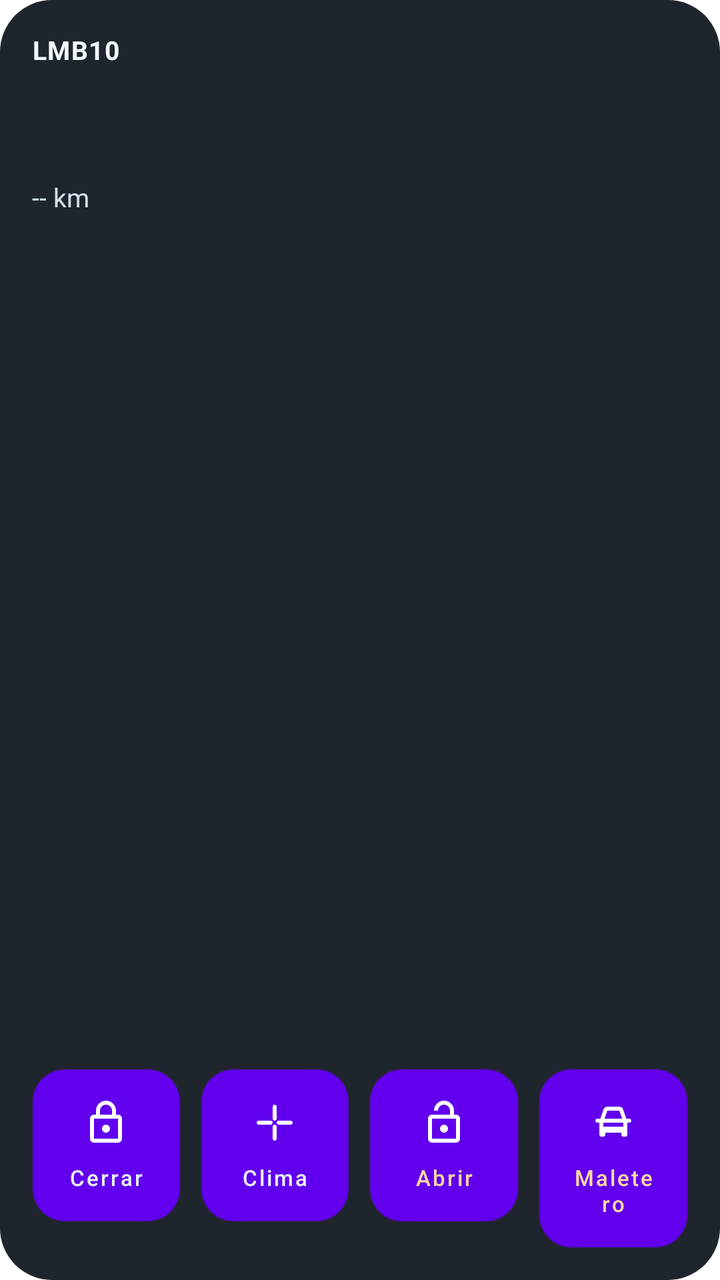
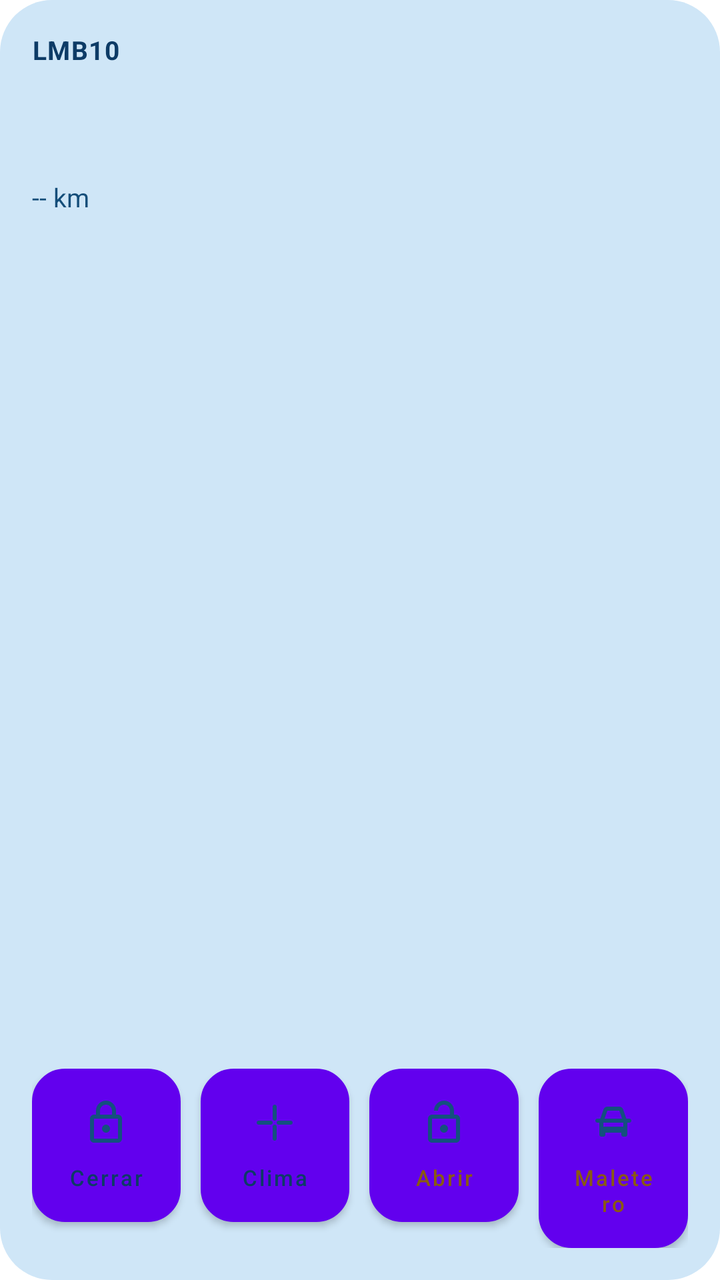

Screens rendered from an Android XML layout before and after an edit, with the pre-edit source and the edit as a unified diff.
<!-- AndroidManifest.xml: fallback theme Theme.MaterialComponents.DayNight.NoActionBar -->
<!-- res/layout/quick_widget.xml -->
<?xml version="1.0" encoding="utf-8"?>
<LinearLayout xmlns:android="http://schemas.android.com/apk/res/android"
    android:id="@+id/qw_root"
    android:layout_width="match_parent"
    android:layout_height="match_parent"
    android:orientation="vertical"
    android:background="@drawable/qw_bg"
    android:padding="16dp">

    <LinearLayout
        android:layout_width="match_parent"
        android:layout_height="wrap_content"
        android:orientation="horizontal"
        android:baselineAligned="false">
        <TextView
            android:id="@+id/qw_title"
            android:layout_width="0dp"
            android:layout_height="wrap_content"
            android:layout_weight="1"
            android:maxLines="1"
            android:ellipsize="end"
            android:text="LMB10"
            android:textColor="#F2F7FB"
            android:textStyle="bold"
            android:letterSpacing="0.04"
            android:textSize="13sp" />
        <TextView
            android:id="@+id/qw_fresh"
            android:layout_width="wrap_content"
            android:layout_height="wrap_content"
            android:maxLines="1"
            android:text=""
            android:textColor="#8FA8BC"
            android:textSize="11sp" />
    </LinearLayout>

    <ImageView
        android:id="@+id/qw_bar_img"
        android:layout_width="match_parent"
        android:layout_height="38dp"
        android:layout_marginTop="10dp"
        android:scaleType="fitXY"
        android:contentDescription="Bateria" />

    <TextView
        android:id="@+id/qw_bar_txt"
        android:layout_width="match_parent"
        android:layout_height="wrap_content"
        android:layout_marginTop="10dp"
        android:fontFamily="monospace"
        android:textSize="15sp"
        android:textColor="#F2F7FB"
        android:visibility="gone"
        android:text="" />

    <TextView
        android:id="@+id/qw_info"
        android:layout_width="match_parent"
        android:layout_height="wrap_content"
        android:layout_marginTop="8dp"
        android:maxLines="1"
        android:ellipsize="end"
        android:textColor="#D2E0EC"
        android:textSize="13sp"
        android:text="-- km" />

    <TextView
        android:id="@+id/qw_info2"
        android:layout_width="match_parent"
        android:layout_height="wrap_content"
        android:layout_marginTop="2dp"
        android:maxLines="1"
        android:ellipsize="end"
        android:textColor="#8FA8BC"
        android:textSize="12sp"
        android:text="" />

    <LinearLayout
        android:layout_width="match_parent"
        android:layout_height="0dp"
        android:layout_weight="1"
        android:orientation="vertical" />

    <LinearLayout
        android:id="@+id/qw_buttons"
        android:layout_width="match_parent"
        android:layout_height="wrap_content"
        android:orientation="horizontal"
        android:layout_marginTop="10dp"
        android:baselineAligned="false">
        <Button
            android:id="@+id/qw_lock"
            android:layout_width="0dp"
            android:layout_height="wrap_content"
            android:layout_weight="1"
            android:layout_marginEnd="5dp"
            android:minHeight="0dp"
            android:minWidth="0dp"
            android:paddingTop="9dp"
            android:paddingBottom="9dp"
            android:textSize="11sp"
            android:textAllCaps="false"
            android:textColor="#E8F1F8"
            android:background="@drawable/qw_btn"
            android:drawableTop="@drawable/qw_ic_lock"
            android:drawablePadding="3dp"
            android:text="Cerrar" />
        <Button
            android:id="@+id/qw_clima"
            android:layout_width="0dp"
            android:layout_height="wrap_content"
            android:layout_weight="1"
            android:layout_marginHorizontal="5dp"
            android:minHeight="0dp"
            android:minWidth="0dp"
            android:paddingTop="9dp"
            android:paddingBottom="9dp"
            android:textSize="11sp"
            android:textAllCaps="false"
            android:textColor="#E8F1F8"
            android:background="@drawable/qw_btn"
            android:drawableTop="@drawable/qw_ic_clima"
            android:drawablePadding="3dp"
            android:text="Clima" />
        <Button
            android:id="@+id/qw_unlock"
            android:layout_width="0dp"
            android:layout_height="wrap_content"
            android:layout_weight="1"
            android:layout_marginHorizontal="5dp"
            android:minHeight="0dp"
            android:minWidth="0dp"
            android:paddingTop="9dp"
            android:paddingBottom="9dp"
            android:textSize="11sp"
            android:textAllCaps="false"
            android:textColor="#FFD9A0"
            android:background="@drawable/qw_btn_warn"
            android:drawableTop="@drawable/qw_ic_unlock"
            android:drawablePadding="3dp"
            android:text="Abrir" />
        <Button
            android:id="@+id/qw_trunk"
            android:layout_width="0dp"
            android:layout_height="wrap_content"
            android:layout_weight="1"
            android:layout_marginStart="5dp"
            android:minHeight="0dp"
            android:minWidth="0dp"
            android:paddingTop="9dp"
            android:paddingBottom="9dp"
            android:textSize="11sp"
            android:textAllCaps="false"
            android:textColor="#FFD9A0"
            android:background="@drawable/qw_btn_warn"
            android:drawableTop="@drawable/qw_ic_trunk"
            android:drawablePadding="3dp"
            android:text="Maletero" />
    </LinearLayout>
</LinearLayout>
<!-- resources referenced by this layout -->
<resources>
  <!-- drawable qw_bg (drawable) -->
  <?xml version="1.0" encoding="utf-8"?>
  <shape xmlns:android="http://schemas.android.com/apk/res/android" android:shape="rectangle">
      <solid android:color="#F0121820" />
      <corners android:radius="26dp" />
  </shape>
  <!-- drawable qw_btn (drawable) -->
  <?xml version="1.0" encoding="utf-8"?>
  <shape xmlns:android="http://schemas.android.com/apk/res/android" android:shape="rectangle">
      <solid android:color="#22344A" />
      <corners android:radius="16dp" />
      <stroke android:width="1dp" android:color="#33FFFFFF" />
  </shape>
  <!-- drawable qw_btn_warn (drawable) -->
  <?xml version="1.0" encoding="utf-8"?>
  <shape xmlns:android="http://schemas.android.com/apk/res/android" android:shape="rectangle">
      <solid android:color="#3D2B16" />
      <corners android:radius="16dp" />
      <stroke android:width="1dp" android:color="#55E9A23B" />
  </shape>
  <!-- drawable qw_ic_clima (drawable) -->
  <vector xmlns:android="http://schemas.android.com/apk/res/android"
      android:width="24dp" android:height="24dp" android:viewportWidth="24" android:viewportHeight="24">
      <path android:fillColor="#FFFFFF" android:pathData="M12,11c0.55,0 1,-0.45 1,-1V4c0,-0.55 -0.45,-1 -1,-1s-1,0.45 -1,1v6c0,0.55 0.45,1 1,1zM12,13c-0.55,0 -1,0.45 -1,1v6c0,0.55 0.45,1 1,1s1,-0.45 1,-1v-6c0,-0.55 -0.45,-1 -1,-1zM11,12c0,-0.55 -0.45,-1 -1,-1H4c-0.55,0 -1,0.45 -1,1s0.45,1 1,1h6c0.55,0 1,-0.45 1,-1zM20,11h-6c-0.55,0 -1,0.45 -1,1s0.45,1 1,1h6c0.55,0 1,-0.45 1,-1s-0.45,-1 -1,-1z"/>
  </vector>
  <!-- drawable qw_ic_lock (drawable) -->
  <vector xmlns:android="http://schemas.android.com/apk/res/android"
      android:width="24dp" android:height="24dp" android:viewportWidth="24" android:viewportHeight="24">
      <path android:fillColor="#FFFFFF" android:pathData="M18,8h-1V6c0,-2.76 -2.24,-5 -5,-5S7,3.24 7,6v2H6c-1.1,0 -2,0.9 -2,2v10c0,1.1 0.9,2 2,2h12c1.1,0 2,-0.9 2,-2V10c0,-1.1 -0.9,-2 -2,-2zM9,6c0,-1.66 1.34,-3 3,-3s3,1.34 3,3v2H9V6zM18,20H6V10h12v10zM12,17c1.1,0 2,-0.9 2,-2s-0.9,-2 -2,-2 -2,0.9 -2,2 0.9,2 2,2z"/>
  </vector>
  <!-- drawable qw_ic_trunk (drawable) -->
  <vector xmlns:android="http://schemas.android.com/apk/res/android"
      android:width="24dp" android:height="24dp" android:viewportWidth="24" android:viewportHeight="24">
      <path android:fillColor="#FFFFFF" android:pathData="M20,10h-1.5l-1.6,-4.6C16.7,4.6 15.9,4 15,4H9c-0.9,0 -1.7,0.6 -1.9,1.4L5.5,10H4c-0.55,0 -1,0.45 -1,1s0.45,1 1,1h1v6c0,0.55 0.45,1 1,1h1c0.55,0 1,-0.45 1,-1v-1h8v1c0,0.55 0.45,1 1,1h1c0.55,0 1,-0.45 1,-1v-6h1c0.55,0 1,-0.45 1,-1s-0.45,-1 -1,-1zM9,6h6l1.4,4H7.6L9,6zM17,14H7v-2h10v2z"/>
  </vector>
  <!-- drawable qw_ic_unlock (drawable) -->
  <vector xmlns:android="http://schemas.android.com/apk/res/android"
      android:width="24dp" android:height="24dp" android:viewportWidth="24" android:viewportHeight="24">
      <path android:fillColor="#FFFFFF" android:pathData="M12,17c1.1,0 2,-0.9 2,-2s-0.9,-2 -2,-2 -2,0.9 -2,2 0.9,2 2,2zM18,8h-1V6c0,-2.76 -2.24,-5 -5,-5S7,3.24 7,6h2c0,-1.66 1.34,-3 3,-3s3,1.34 3,3v2H6c-1.1,0 -2,0.9 -2,2v10c0,1.1 0.9,2 2,2h12c1.1,0 2,-0.9 2,-2V10c0,-1.1 -0.9,-2 -2,-2zM18,20H6V10h12v10z"/>
  </vector>
</resources>

<!-- the commit's change to res/layout/quick_widget.xml (unified diff, before → after) -->
@@ -20,7 +20,7 @@
             android:maxLines="1"
             android:ellipsize="end"
             android:text="LMB10"
-            android:textColor="#F2F7FB"
+            android:textColor="#0D3B66"
             android:textStyle="bold"
             android:letterSpacing="0.04"
             android:textSize="13sp" />
@@ -30,7 +30,7 @@
             android:layout_height="wrap_content"
             android:maxLines="1"
             android:text=""
-            android:textColor="#8FA8BC"
+            android:textColor="#5B87AC"
             android:textSize="11sp" />
     </LinearLayout>
 
@@ -49,7 +49,7 @@
         android:layout_marginTop="10dp"
         android:fontFamily="monospace"
         android:textSize="15sp"
-        android:textColor="#F2F7FB"
+        android:textColor="#0D3B66"
         android:visibility="gone"
         android:text="" />
 
@@ -60,7 +60,7 @@
         android:layout_marginTop="8dp"
         android:maxLines="1"
         android:ellipsize="end"
-        android:textColor="#D2E0EC"
+        android:textColor="#144E7A"
         android:textSize="13sp"
         android:text="-- km" />
 
@@ -71,8 +71,33 @@
         android:layout_marginTop="2dp"
         android:maxLines="1"
         android:ellipsize="end"
-        android:textColor="#8FA8BC"
+        android:textColor="#5B87AC"
         android:textSize="12sp"
+        android:text="" />
+
+    <TextView
+        android:id="@+id/qw_info3"
+        android:layout_width="match_parent"
+        android:layout_height="wrap_content"
+        android:layout_marginTop="2dp"
+        android:maxLines="1"
+        android:ellipsize="end"
+        android:textColor="#5B87AC"
+        android:textSize="12sp"
+        android:visibility="gone"
+        android:text="" />
+
+    <TextView
+        android:id="@+id/qw_alert"
+        android:layout_width="match_parent"
+        android:layout_height="wrap_content"
+        android:layout_marginTop="4dp"
+        android:maxLines="1"
+        android:ellipsize="end"
+        android:textColor="#B3341F"
+        android:textStyle="bold"
+        android:textSize="12sp"
+        android:visibility="gone"
         android:text="" />
 
     <LinearLayout
@@ -100,7 +125,7 @@
             android:paddingBottom="9dp"
             android:textSize="11sp"
             android:textAllCaps="false"
-            android:textColor="#E8F1F8"
+            android:textColor="#0D3B66"
             android:background="@drawable/qw_btn"
             android:drawableTop="@drawable/qw_ic_lock"
             android:drawablePadding="3dp"
@@ -117,7 +142,7 @@
             android:paddingBottom="9dp"
             android:textSize="11sp"
             android:textAllCaps="false"
-            android:textColor="#E8F1F8"
+            android:textColor="#0D3B66"
             android:background="@drawable/qw_btn"
             android:drawableTop="@drawable/qw_ic_clima"
             android:drawablePadding="3dp"
@@ -134,7 +159,7 @@
             android:paddingBottom="9dp"
             android:textSize="11sp"
             android:textAllCaps="false"
-            android:textColor="#FFD9A0"
+            android:textColor="#8A5A12"
             android:background="@drawable/qw_btn_warn"
             android:drawableTop="@drawable/qw_ic_unlock"
             android:drawablePadding="3dp"
@@ -151,7 +176,7 @@
             android:paddingBottom="9dp"
             android:textSize="11sp"
             android:textAllCaps="false"
-            android:textColor="#FFD9A0"
+            android:textColor="#8A5A12"
             android:background="@drawable/qw_btn_warn"
             android:drawableTop="@drawable/qw_ic_trunk"
             android:drawablePadding="3dp"
<!-- resource entries referenced after the edit -->
@@ -3,42 +3,42 @@
   <!-- drawable qw_bg (drawable) -->
   <?xml version="1.0" encoding="utf-8"?>
   <shape xmlns:android="http://schemas.android.com/apk/res/android" android:shape="rectangle">
-      <solid android:color="#F0121820" />
+      <solid android:color="#CFE6F7" />
       <corners android:radius="26dp" />
   </shape>
   <!-- drawable qw_btn (drawable) -->
   <?xml version="1.0" encoding="utf-8"?>
   <shape xmlns:android="http://schemas.android.com/apk/res/android" android:shape="rectangle">
-      <solid android:color="#22344A" />
+      <solid android:color="#E9F5FE" />
       <corners android:radius="16dp" />
-      <stroke android:width="1dp" android:color="#33FFFFFF" />
+      <stroke android:width="1dp" android:color="#8FBEDF" />
   </shape>
   <!-- drawable qw_btn_warn (drawable) -->
   <?xml version="1.0" encoding="utf-8"?>
   <shape xmlns:android="http://schemas.android.com/apk/res/android" android:shape="rectangle">
-      <solid android:color="#3D2B16" />
+      <solid android:color="#FBEBD2" />
       <corners android:radius="16dp" />
-      <stroke android:width="1dp" android:color="#55E9A23B" />
+      <stroke android:width="1dp" android:color="#DDA43F" />
   </shape>
   <!-- drawable qw_ic_clima (drawable) -->
   <vector xmlns:android="http://schemas.android.com/apk/res/android"
       android:width="24dp" android:height="24dp" android:viewportWidth="24" android:viewportHeight="24">
-      <path android:fillColor="#FFFFFF" android:pathData="M12,11c0.55,0 1,-0.45 1,-1V4c0,-0.55 -0.45,-1 -1,-1s-1,0.45 -1,1v6c0,0.55 0.45,1 1,1zM12,13c-0.55,0 -1,0.45 -1,1v6c0,0.55 0.45,1 1,1s1,-0.45 1,-1v-6c0,-0.55 -0.45,-1 -1,-1zM11,12c0,-0.55 -0.45,-1 -1,-1H4c-0.55,0 -1,0.45 -1,1s0.45,1 1,1h6c0.55,0 1,-0.45 1,-1zM20,11h-6c-0.55,0 -1,0.45 -1,1s0.45,1 1,1h6c0.55,0 1,-0.45 1,-1s-0.45,-1 -1,-1z"/>
+      <path android:fillColor="#14507E" android:pathData="M12,11c0.55,0 1,-0.45 1,-1V4c0,-0.55 -0.45,-1 -1,-1s-1,0.45 -1,1v6c0,0.55 0.45,1 1,1zM12,13c-0.55,0 -1,0.45 -1,1v6c0,0.55 0.45,1 1,1s1,-0.45 1,-1v-6c0,-0.55 -0.45,-1 -1,-1zM11,12c0,-0.55 -0.45,-1 -1,-1H4c-0.55,0 -1,0.45 -1,1s0.45,1 1,1h6c0.55,0 1,-0.45 1,-1zM20,11h-6c-0.55,0 -1,0.45 -1,1s0.45,1 1,1h6c0.55,0 1,-0.45 1,-1s-0.45,-1 -1,-1z"/>
   </vector>
   <!-- drawable qw_ic_lock (drawable) -->
   <vector xmlns:android="http://schemas.android.com/apk/res/android"
       android:width="24dp" android:height="24dp" android:viewportWidth="24" android:viewportHeight="24">
-      <path android:fillColor="#FFFFFF" android:pathData="M18,8h-1V6c0,-2.76 -2.24,-5 -5,-5S7,3.24 7,6v2H6c-1.1,0 -2,0.9 -2,2v10c0,1.1 0.9,2 2,2h12c1.1,0 2,-0.9 2,-2V10c0,-1.1 -0.9,-2 -2,-2zM9,6c0,-1.66 1.34,-3 3,-3s3,1.34 3,3v2H9V6zM18,20H6V10h12v10zM12,17c1.1,0 2,-0.9 2,-2s-0.9,-2 -2,-2 -2,0.9 -2,2 0.9,2 2,2z"/>
+      <path android:fillColor="#14507E" android:pathData="M18,8h-1V6c0,-2.76 -2.24,-5 -5,-5S7,3.24 7,6v2H6c-1.1,0 -2,0.9 -2,2v10c0,1.1 0.9,2 2,2h12c1.1,0 2,-0.9 2,-2V10c0,-1.1 -0.9,-2 -2,-2zM9,6c0,-1.66 1.34,-3 3,-3s3,1.34 3,3v2H9V6zM18,20H6V10h12v10zM12,17c1.1,0 2,-0.9 2,-2s-0.9,-2 -2,-2 -2,0.9 -2,2 0.9,2 2,2z"/>
   </vector>
   <!-- drawable qw_ic_trunk (drawable) -->
   <vector xmlns:android="http://schemas.android.com/apk/res/android"
       android:width="24dp" android:height="24dp" android:viewportWidth="24" android:viewportHeight="24">
-      <path android:fillColor="#FFFFFF" android:pathData="M20,10h-1.5l-1.6,-4.6C16.7,4.6 15.9,4 15,4H9c-0.9,0 -1.7,0.6 -1.9,1.4L5.5,10H4c-0.55,0 -1,0.45 -1,1s0.45,1 1,1h1v6c0,0.55 0.45,1 1,1h1c0.55,0 1,-0.45 1,-1v-1h8v1c0,0.55 0.45,1 1,1h1c0.55,0 1,-0.45 1,-1v-6h1c0.55,0 1,-0.45 1,-1s-0.45,-1 -1,-1zM9,6h6l1.4,4H7.6L9,6zM17,14H7v-2h10v2z"/>
+      <path android:fillColor="#14507E" android:pathData="M20,10h-1.5l-1.6,-4.6C16.7,4.6 15.9,4 15,4H9c-0.9,0 -1.7,0.6 -1.9,1.4L5.5,10H4c-0.55,0 -1,0.45 -1,1s0.45,1 1,1h1v6c0,0.55 0.45,1 1,1h1c0.55,0 1,-0.45 1,-1v-1h8v1c0,0.55 0.45,1 1,1h1c0.55,0 1,-0.45 1,-1v-6h1c0.55,0 1,-0.45 1,-1s-0.45,-1 -1,-1zM9,6h6l1.4,4H7.6L9,6zM17,14H7v-2h10v2z"/>
   </vector>
   <!-- drawable qw_ic_unlock (drawable) -->
   <vector xmlns:android="http://schemas.android.com/apk/res/android"
       android:width="24dp" android:height="24dp" android:viewportWidth="24" android:viewportHeight="24">
-      <path android:fillColor="#FFFFFF" android:pathData="M12,17c1.1,0 2,-0.9 2,-2s-0.9,-2 -2,-2 -2,0.9 -2,2 0.9,2 2,2zM18,8h-1V6c0,-2.76 -2.24,-5 -5,-5S7,3.24 7,6h2c0,-1.66 1.34,-3 3,-3s3,1.34 3,3v2H6c-1.1,0 -2,0.9 -2,2v10c0,1.1 0.9,2 2,2h12c1.1,0 2,-0.9 2,-2V10c0,-1.1 -0.9,-2 -2,-2zM18,20H6V10h12v10z"/>
+      <path android:fillColor="#14507E" android:pathData="M12,17c1.1,0 2,-0.9 2,-2s-0.9,-2 -2,-2 -2,0.9 -2,2 0.9,2 2,2zM18,8h-1V6c0,-2.76 -2.24,-5 -5,-5S7,3.24 7,6h2c0,-1.66 1.34,-3 3,-3s3,1.34 3,3v2H6c-1.1,0 -2,0.9 -2,2v10c0,1.1 0.9,2 2,2h12c1.1,0 2,-0.9 2,-2V10c0,-1.1 -0.9,-2 -2,-2zM18,20H6V10h12v10z"/>
   </vector>
 </resources>
 
